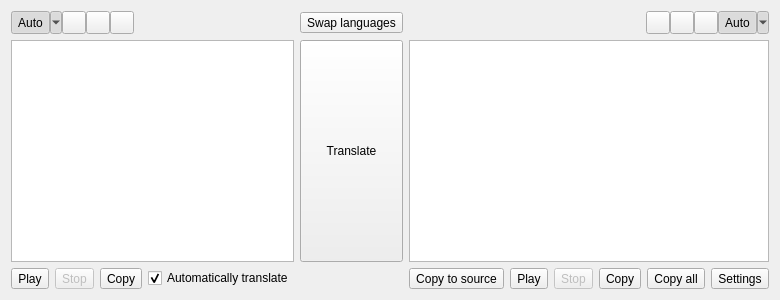
Above: src/mainwindow.ui from crow-translate/crow-translate before the change. Below: the same form after it.
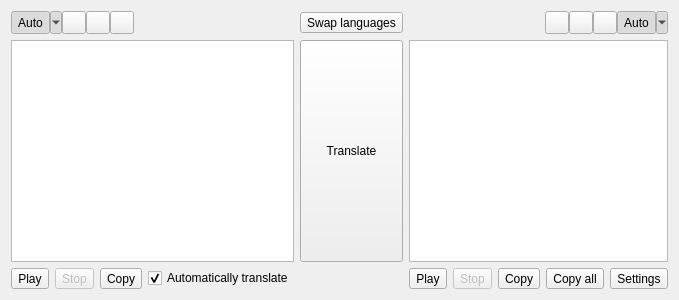
That is the form after the change. Icons and pictures are not drawn.

Commit message: Remove the "Copy to source" button Move it functionality to the "Swap languages" button

Diff of the .ui file:
```diff
--- a/src/mainwindow.ui
+++ b/src/mainwindow.ui
@@ -334,20 +334,6 @@
         </property>
        </spacer>
       </item>
-      <item>
-       <widget class="QToolButton" name="copyToSourceButton">
-        <property name="toolTip">
-         <string>Copy translation to the source field</string>
-        </property>
-        <property name="text">
-         <string>Copy to source</string>
-        </property>
-        <property name="icon">
-         <iconset theme="go-previous">
-          <normaloff>.</normaloff>.</iconset>
-        </property>
-       </widget>
-      </item>
       <item>
        <widget class="QToolButton" name="playTranslationButton">
         <property name="toolTip">
```
The commit also changes 4 other files.
